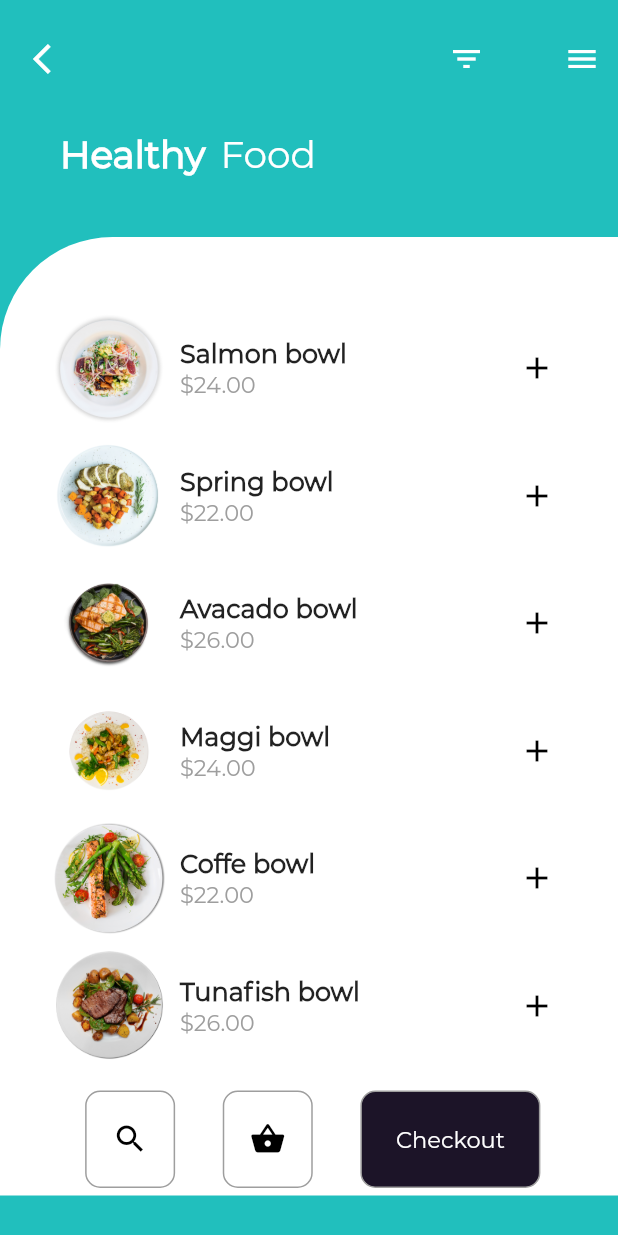
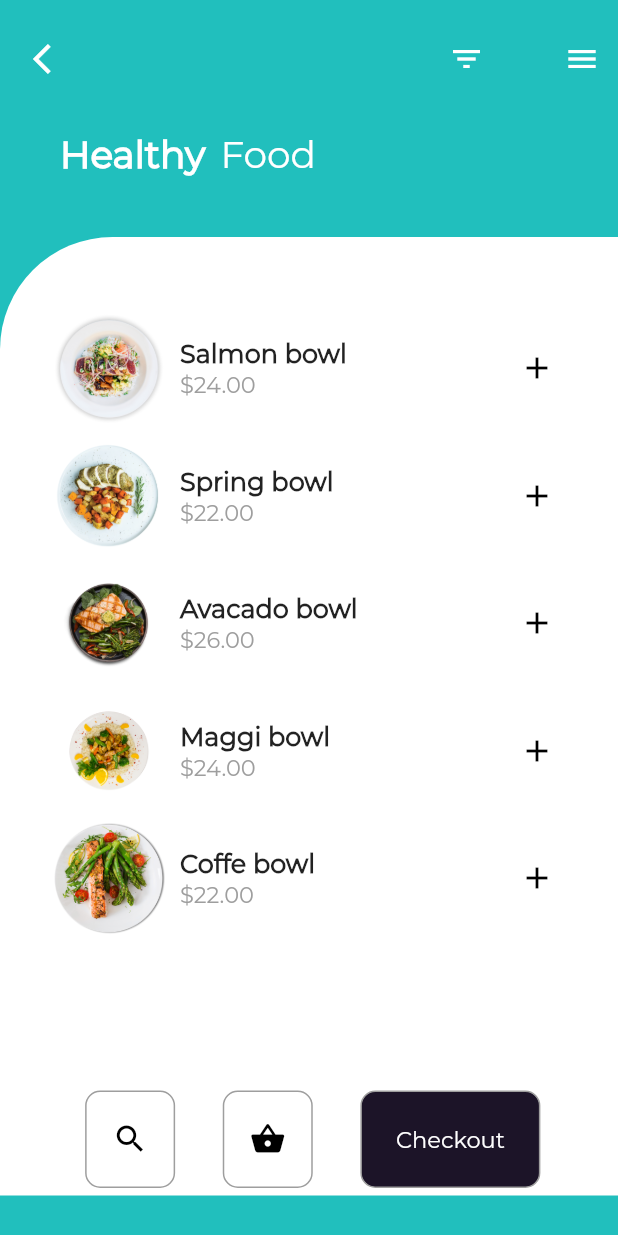
Before and after one commit to ShivamGoyal26/Firebase_Auth-Flutter-, a Flutter app: the screen it shows after launch, on a phone screen of 412 x 824 dp. Run offline on Flutter 3.47's test engine with Material 2 defaults, Android fonts, the phone set to English and light mode, and no system bars; project files that could hold a hidden picture were left out.

Commit message:
8th commit

```diff
--- a/lib/main.dart
+++ b/lib/main.dart
@@ -120,13 +120,13 @@ class _MyHomePageState extends State<MyHomePage> {
                               'assets/plate4.png', 'Maggi bowl', '\$24.00'),
                           _buildFoodItem(
                               'assets/plate5.png', 'Coffe bowl', '\$22.00'),
-                          _buildFoodItem(
-                              'assets/plate6.png', 'Tunafish bowl', '\$26.00'),
                         ],
                       ),
                     ),
                   ),
-                  SizedBox(height: 5,),
+                  SizedBox(
+                    height: 5,
+                  ),
                   Row(
                     mainAxisAlignment: MainAxisAlignment.spaceEvenly,
                     children: <Widget>[
```
